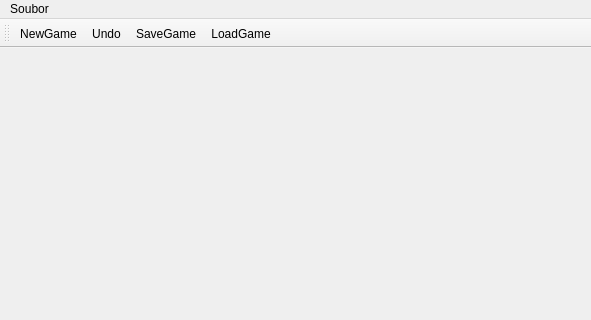
Qt form src/mainwindow.ui (LeoCerny/FIT_ICP) before a commit; both pictures show x 0 to 591 and y 0 to 320 of the 591 by 600 pixel window.
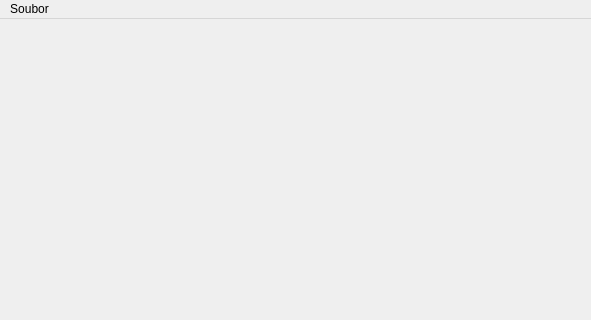
The same form after that commit. Icons and pictures are not drawn.

What changed in the file:
```diff
--- a/src/mainwindow.ui
+++ b/src/mainwindow.ui
@@ -35,18 +35,6 @@
    </widget>
    <addaction name="menuSoubor"/>
   </widget>
-  <widget class="QToolBar" name="mainToolBar">
-   <attribute name="toolBarArea">
-    <enum>TopToolBarArea</enum>
-   </attribute>
-   <attribute name="toolBarBreak">
-    <bool>false</bool>
-   </attribute>
-   <addaction name="actionNewGame"/>
-   <addaction name="actionUndo"/>
-   <addaction name="actionSaveGame"/>
-   <addaction name="actionLoadGame"/>
-  </widget>
   <widget class="QStatusBar" name="statusBar"/>
   <action name="actionNewGame">
    <property name="icon">
```
Left out of the diff: 15 changed lines with no effect on the pictures.
